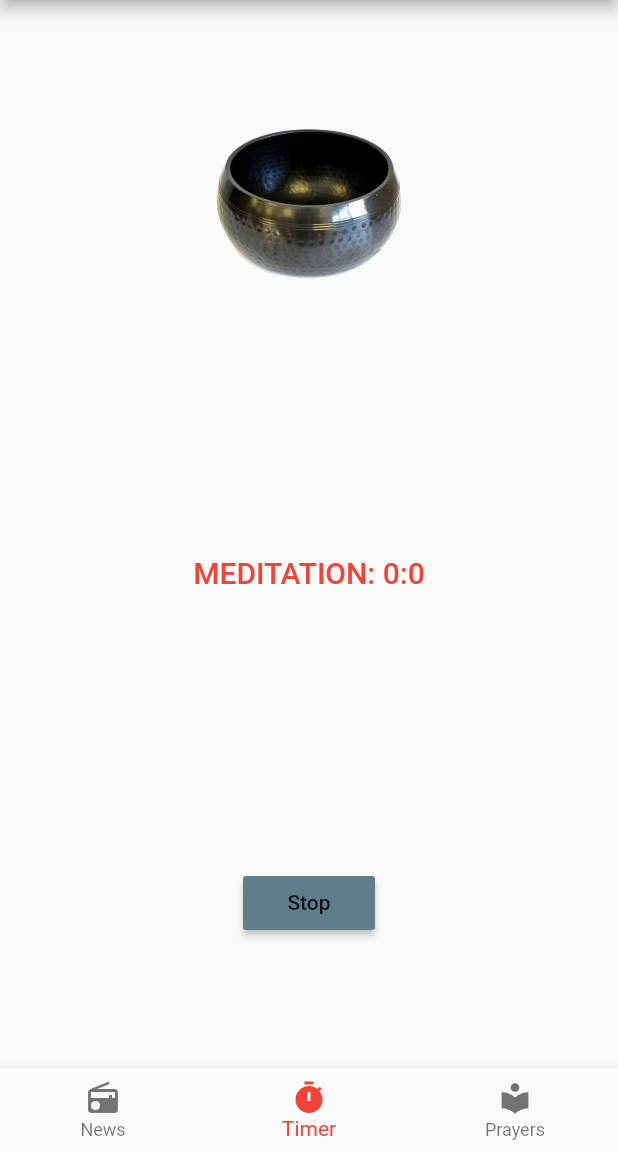
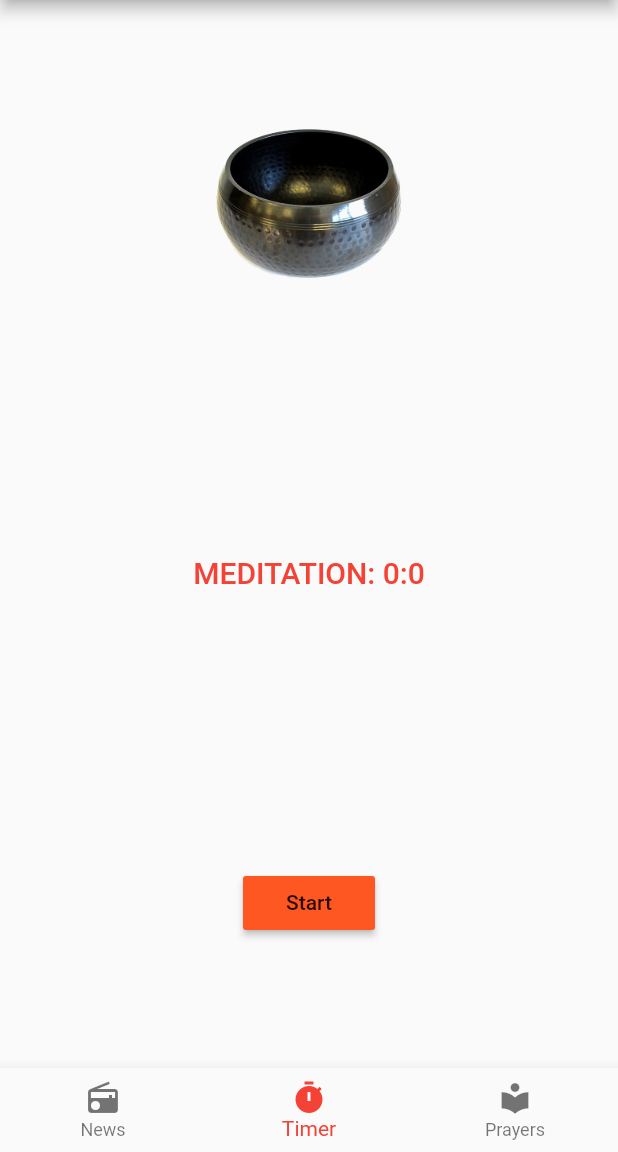
Before and after one commit to Adriano72/wccm, a Flutter app: the screen it shows after launch, item 2 of the bottom bar chosen, on a phone screen of 412 x 824 dp, the part 84-1236 px from its top. Run offline on Flutter 3.47's test engine with Material 2 defaults, Android fonts, the phone set to English and light mode, and no system bars; our stand-ins replace audioplayers, shared_preferences; missing offline and left inert: flutter_duration_picker; network calls fail.

Commit message:
Timer suona ma non si spegne...

```diff
--- a/lib/widgets/timer/timer_settings.dart
+++ b/lib/widgets/timer/timer_settings.dart
@@ -2,6 +2,7 @@ import 'package:flutter/material.dart';
 import 'package:flutter_duration_picker/flutter_duration_picker.dart';
 import 'package:shared_preferences/shared_preferences.dart';
 import 'dart:async';
+import 'package:audioplayers/audio_cache.dart';
 
 class TimerSettings extends StatefulWidget {
   @override
@@ -17,8 +18,15 @@ class _TimerSettingsState extends State<TimerSettings> {
   int med_hours = 0;
   int med_minutes = 0;
   bool timerStarted = false;
+  Timer _timer;
 
-  Timer _timer;
+  static AudioCache player = AudioCache(prefix: 'sounds/');
+
+  @override
+  void initState() {
+    player.load('LaurenceBowlEnd.mp3');
+    super.initState();
+  }
 
   void startTimer() {
     const oneSec = const Duration(seconds: 1);
@@ -44,15 +52,12 @@ class _TimerSettingsState extends State<TimerSettings> {
     super.dispose();
   }
 
-  String formatTime (Duration rawDuration) {
-
-    if(rawDuration.inHours > 0) {
+  String formatTime(Duration rawDuration) {
+    if (rawDuration.inHours > 0) {
       return '${_med_duration.inHours}:${_med_duration.inMinutes}:${_med_duration.inSeconds.remainder(60)}';
-    }
-    else {
+    } else {
       return '${_med_duration.inMinutes}:${_med_duration.inSeconds.remainder(60)}';
     }
-
   }
 
   _storePrepTime(_prepTime) async {
@@ -108,15 +113,23 @@ class _TimerSettingsState extends State<TimerSettings> {
             ),
           ),
           RaisedButton(
-            color: Colors.blueGrey,
+            color: Colors.deepOrange,
             onPressed: () {
-              this.setState(
-                () => timerStarted = true,
-              );
-              print("BUTTON PRESSED");
-              startTimer();
+              if (timerStarted) {
+                _timer.cancel();
+                this.setState(
+                  () => timerStarted = false,
+                );
+              } else {
+                player.play('LaurenceBowlEnd.mp3');
+                this.setState(
+                  () => timerStarted = true,
+                );
+                print("BUTTON PRESSED");
+                startTimer();
+              }
             },
-            child: timerStarted ? Text("Stop"): Text("Stop"),
+            child: timerStarted ? Text("Stop") : Text("Start"),
           ),
         ],
       ),
--- a/pubspec.yaml
+++ b/pubspec.yaml
@@ -16,8 +16,9 @@ dependencies:
   flutter:
     sdk: flutter
   http: ^0.12.0
-  flutter_duration_picker: "^1.0.4"
+  flutter_duration_picker: ^1.0.4
   shared_preferences: ^0.5.2
+  audioplayers: ^0.8.0
 
   # The following adds the Cupertino Icons font to your application.
   # Use with the CupertinoIcons class for iOS style icons.
@@ -46,6 +47,7 @@ flutter:
 
   assets:
   - assets/images/bowl.png
+  - assets/sounds/LaurenceBowlEnd.mp3
 
   # An image asset can refer to one or more resolution-specific "variants", see
   # https://flutter.io/assets-and-images/#resolution-aware.
```
